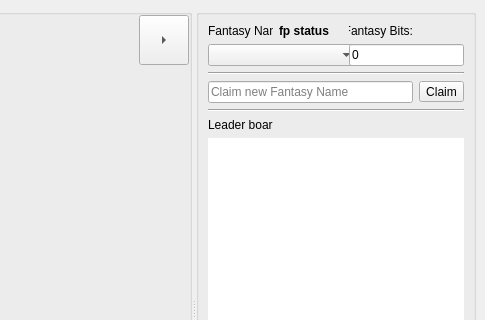
Qt form cute-fantasy/mainwindow.ui (protoblock/protoblock) before a commit; both pictures show x 500 to 985 and y 0 to 320 of the 985 by 637 pixel window.
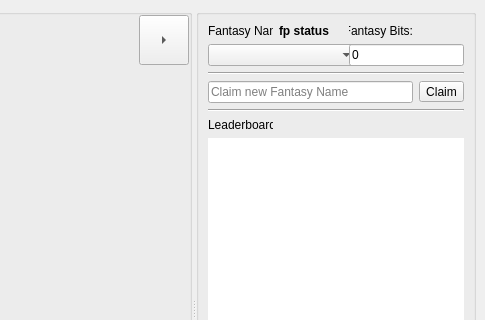
The same form after that commit. Custom widgets are drawn as their Qt base class.

The edit to the form file:
```diff
--- a/cute-fantasy/mainwindow.ui
+++ b/cute-fantasy/mainwindow.ui
@@ -318,7 +318,7 @@
            </font>
           </property>
           <property name="text">
-           <string>Leader board</string>
+           <string>Leaderboard</string>
           </property>
           <property name="alignment">
            <set>Qt::AlignLeading|Qt::AlignLeft|Qt::AlignVCenter</set>
```
